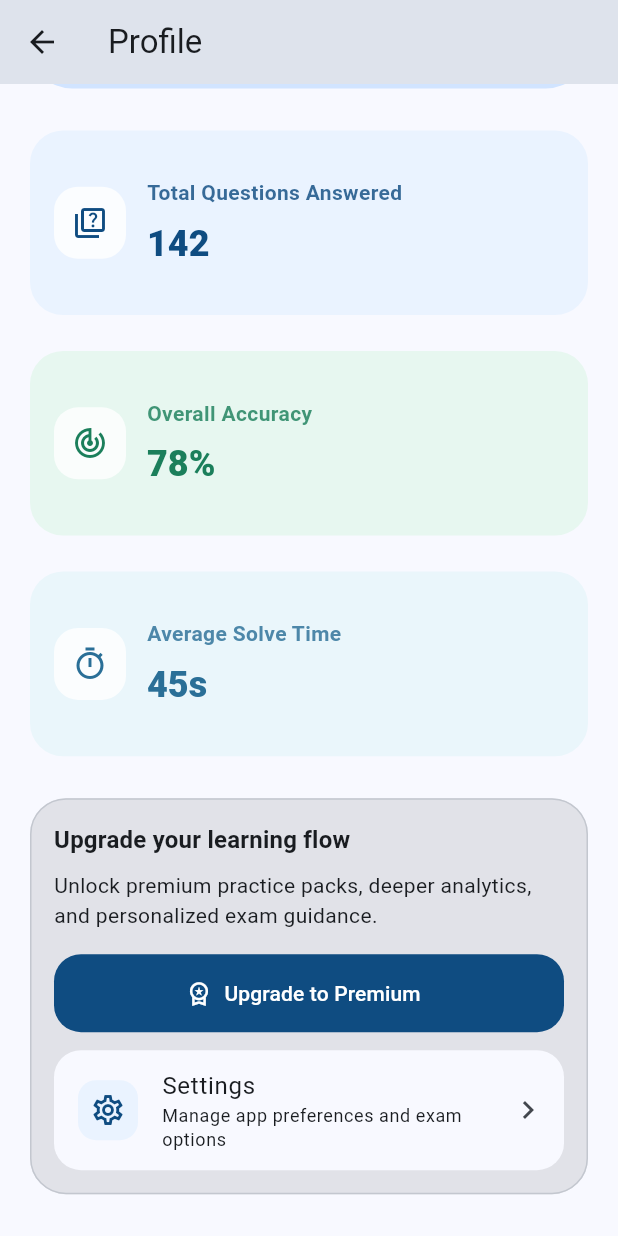
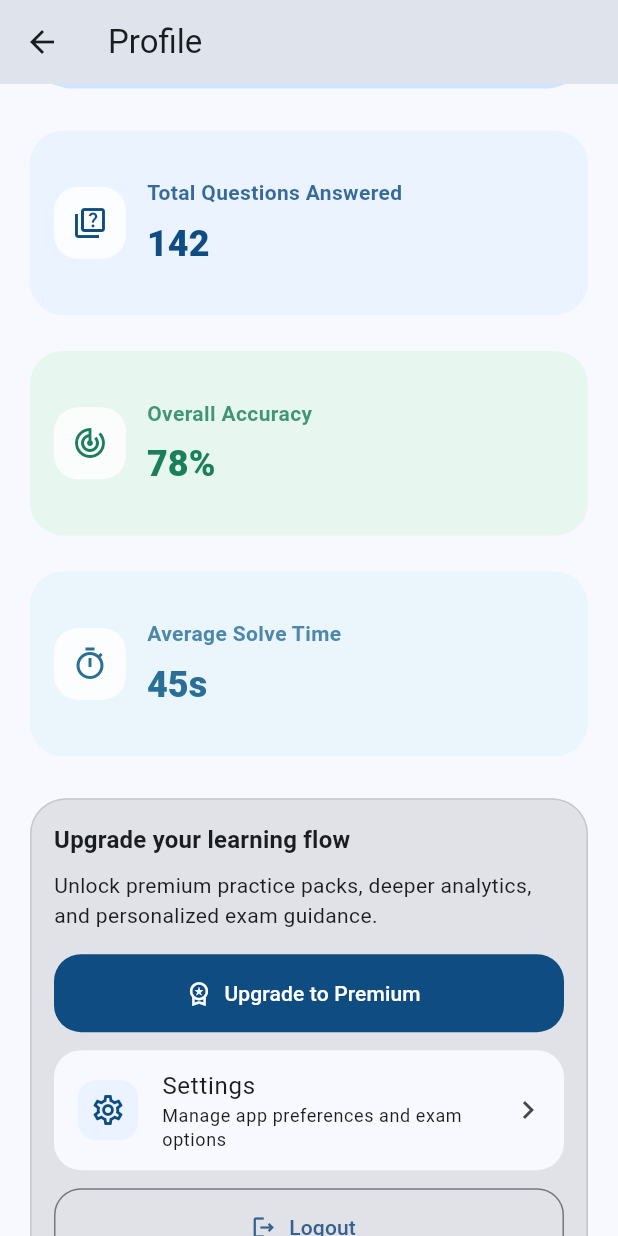
Before and after one commit to TalbiMohamedAmine/QiyasReady, a Flutter app: the ProfileDashboardScreen screen opened directly, scrolled down 165 dp, on a phone screen of 412 x 824 dp. Run offline on Flutter 3.47's test engine with Material 3 defaults, Android fonts, the phone set to English and light mode, and no system bars; our stand-ins replace cloud_firestore, firebase_auth, firebase_core, flutter_riverpod, flutter_svg; accounts and stored records are empty.

Commit message:
feat: enhance ProfileDashboardScreen with logout functionality and loading state

```diff
--- a/lib/features/profile/screens/profile_dashboard_screen.dart
+++ b/lib/features/profile/screens/profile_dashboard_screen.dart
@@ -1,11 +1,15 @@
 import 'package:flutter/material.dart';
+import 'package:flutter_riverpod/flutter_riverpod.dart';
 
-class ProfileDashboardScreen extends StatelessWidget {
+import '../../auth/providers/auth_provider.dart';
+
+class ProfileDashboardScreen extends ConsumerWidget {
   const ProfileDashboardScreen({super.key});
 
   @override
-  Widget build(BuildContext context) {
+  Widget build(BuildContext context, WidgetRef ref) {
     final colorScheme = Theme.of(context).colorScheme;
+    final actionState = ref.watch(authControllerProvider);
 
     return Scaffold(
       appBar: AppBar(
@@ -143,6 +147,51 @@ class ProfileDashboardScreen extends StatelessWidget {
                               onTap: () {},
                             ),
                           ),
+                          const SizedBox(height: 12),
+                          OutlinedButton.icon(
+                            onPressed: actionState.isLoading
+                                ? null
+                                : () {
+                                    ref
+                                        .read(authControllerProvider.notifier)
+                                        .signOut();
+                                  },
+                            style: OutlinedButton.styleFrom(
+                              minimumSize: const Size.fromHeight(52),
+                              side: BorderSide(color: colorScheme.outline),
+                              shape: RoundedRectangleBorder(
+                                borderRadius: BorderRadius.circular(18),
+                              ),
+                            ),
+                            icon: actionState.isLoading
+                                ? SizedBox(
+                                    height: 20,
+                                    width: 20,
+                                    child: CircularProgressIndicator(
+                                      strokeWidth: 2,
+                                      valueColor: AlwaysStoppedAnimation<Color>(
+                                        colorScheme.primary,
+                                      ),
+                                    ),
+                                  )
+                                : const Icon(Icons.logout_outlined),
+                            label: Text(
+                              actionState.isLoading
+                                  ? 'Signing out...'
+                                  : 'Logout',
+                            ),
+                          ),
+                          if (actionState.errorMessage != null) ...[
+                            const SizedBox(height: 12),
+                            Text(
+                              actionState.errorMessage!,
+                              style: Theme.of(context)
+                                  .textTheme
+                                  .bodySmall
+                                  ?.copyWith(color: colorScheme.error),
+                              textAlign: TextAlign.center,
+                            ),
+                          ],
                         ],
                       ),
                     ),
```
